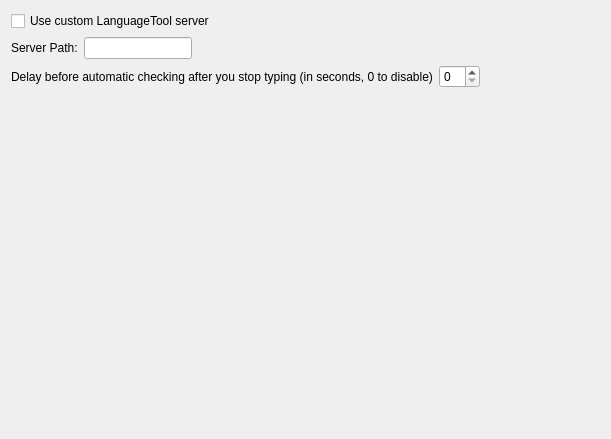
The window that src/prefs/prefs_languagetool.ui (KDE/lokalize) describes before a commit, drawn with Qt 5.
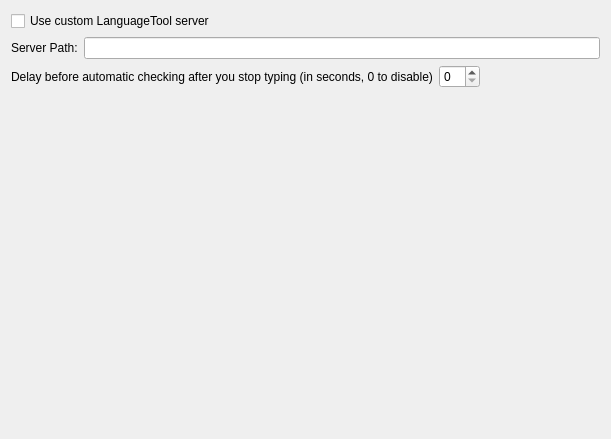
The same window after the commit.

Commit message: Make the lineedit in LanguageTool prefs longer

The edit to the form file:
```diff
--- a/src/prefs/prefs_languagetool.ui
+++ b/src/prefs/prefs_languagetool.ui
@@ -11,20 +11,14 @@
         </property>
         <layout class="QVBoxLayout">
             <item>
-                <layout class="QFormLayout" name="formLayout">
-                    <property name="fieldGrowthPolicy">
-                        <enum>QFormLayout::ExpandingFieldsGrow</enum>
-                    </property>
-                    <item row="1" column="0">
                         <widget class="QCheckBox" name="kcfg_LanguageToolCustom">
                             <property name="text">
                                 <string>Use custom LanguageTool server</string>
                             </property>
                         </widget>
                     </item>
-                    <item row="2" column="0">
-
-                        <layout class="QHBoxLayout">
+            <item>
+                <layout class="QHBoxLayout" name="serverLayout">
                             <item>
                                 <widget class="QLabel" name="textLabel2_2">
                                     <property name="text">
@@ -50,8 +44,8 @@
                             </item>
                         </layout>
                     </item>
-                    <item row="3" column="0">
-                        <layout class="QHBoxLayout">
+            <item>
+                <layout class="QHBoxLayout" name="delayLayout">
                             <item>
                                 <widget class="QLabel" name="l1">
                                     <property name="text">
@@ -78,10 +72,34 @@
                                     </property>
                                 </widget>
                             </item>
-                        </layout>
+                    <item>
+                        <spacer name="delaySpacer">
+                            <property name="orientation">
+                                <enum>Qt::Horizontal</enum>
+                            </property>
+                            <property name="sizeHint" stdset="0">
+                                <size>
+                                    <width>0</width>
+                                    <height>0</height>
+                                </size>
+                            </property>
+                        </spacer>
                     </item>
                 </layout>
             </item>
+            <item>
+                <spacer name="verticalSpacer">
+                    <property name="orientation">
+                        <enum>Qt::Vertical</enum>
+                    </property>
+                    <property name="sizeHint" stdset="0">
+                        <size>
+                            <width>20</width>
+                            <height>40</height>
+                        </size>
+                    </property>
+                </spacer>
+            </item>
         </layout>
     </widget>
     <resources />
```
Lines whose indentation alone changed are shown as unchanged.
